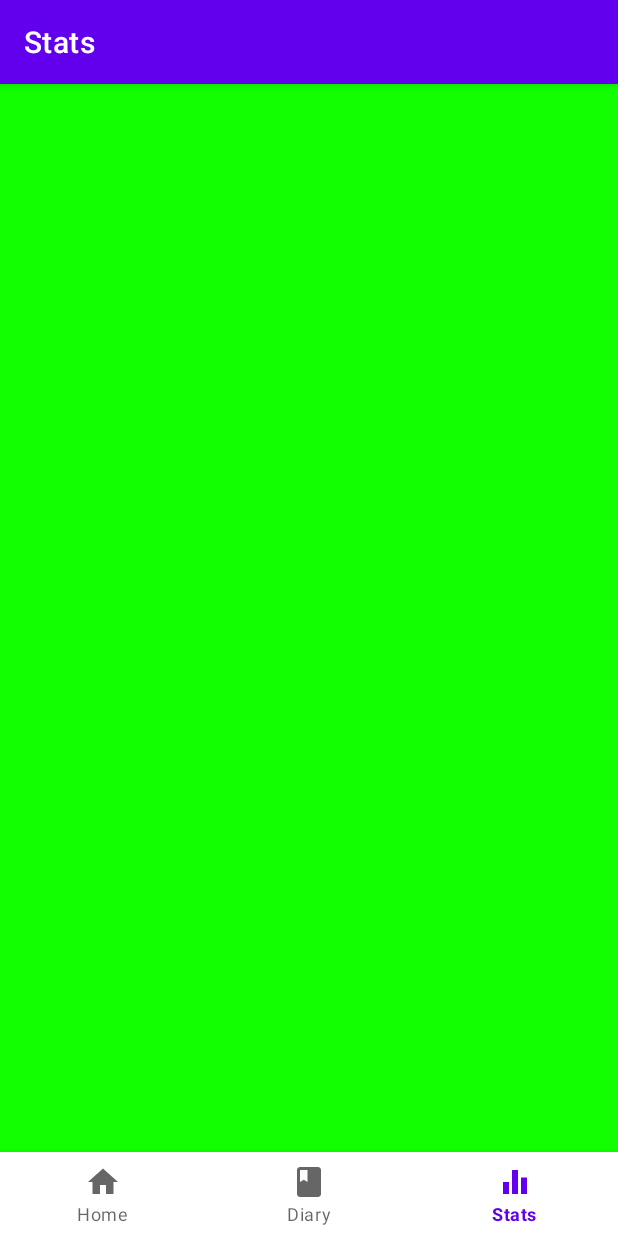
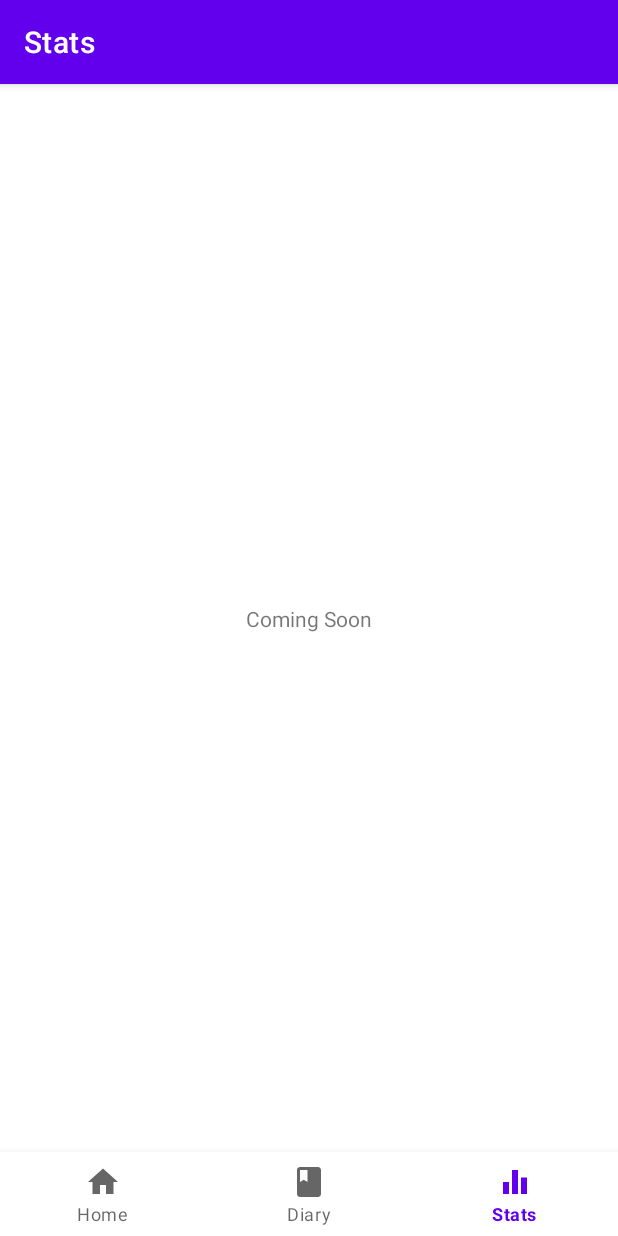
Before and after one commit to ythivend/calories-counter2, an Android app: the StatsFragment screen opened through its navigation route, on a phone screen of 412 x 824 dp. Run offline under Robolectric (Android 15) with nearby library versions, the phone set to English and light mode, and no system bars; our stand-ins replace navigation-ui.

Commit message:
changement design, page stat, ajout des commentaire en anglais

```diff
--- a/app/src/main/java/com/example/caloriescounter/ItemFragment.java
+++ b/app/src/main/java/com/example/caloriescounter/ItemFragment.java
@@ -20,7 +20,7 @@ public class ItemFragment extends Fragment {
     public ItemFragment() {
         // Required empty public constructor
     }
-
+    //try to use bundle for passing parameter
     public static ItemFragment newInstance(String name) {
         Bundle bundle = new Bundle();
         bundle.putString("nomItem", name);
--- a/app/src/main/res/layout/fragment_stats.xml
+++ b/app/src/main/res/layout/fragment_stats.xml
@@ -1,7 +1,20 @@
 <?xml version="1.0" encoding="utf-8"?>
-<FrameLayout xmlns:android="http://schemas.android.com/apk/res/android"
+<androidx.constraintlayout.widget.ConstraintLayout xmlns:android="http://schemas.android.com/apk/res/android"
+    xmlns:app="http://schemas.android.com/apk/res-auto"
     xmlns:tools="http://schemas.android.com/tools"
+    android:id="@+id/frameLayout"
     android:layout_width="match_parent"
     android:layout_height="match_parent"
-    android:background="#11FF00"
-    tools:context=".StatsFragment" />
+    android:background="#FFFFFF"
+    tools:context=".StatsFragment">
+
+    <TextView
+        android:id="@+id/textView2"
+        android:layout_width="wrap_content"
+        android:layout_height="wrap_content"
+        android:text="@string/text_stat"
+        app:layout_constraintBottom_toBottomOf="parent"
+        app:layout_constraintEnd_toEndOf="parent"
+        app:layout_constraintStart_toStartOf="parent"
+        app:layout_constraintTop_toTopOf="parent" />
+</androidx.constraintlayout.widget.ConstraintLayout>
--- a/app/src/main/res/values/strings.xml
+++ b/app/src/main/res/values/strings.xml
@@ -48,5 +48,9 @@
     <string name="db_fat">fat</string>
     <string name="db_marque">marque</string>
 
+    <!-- Database -->
+    <string name="text_stat">Coming Soon</string>
+
+
 
 </resources>
```
Also changed, not shown: app/src/main/java/com/example/caloriescounter/listFragment.java (+5 -4 lines).
